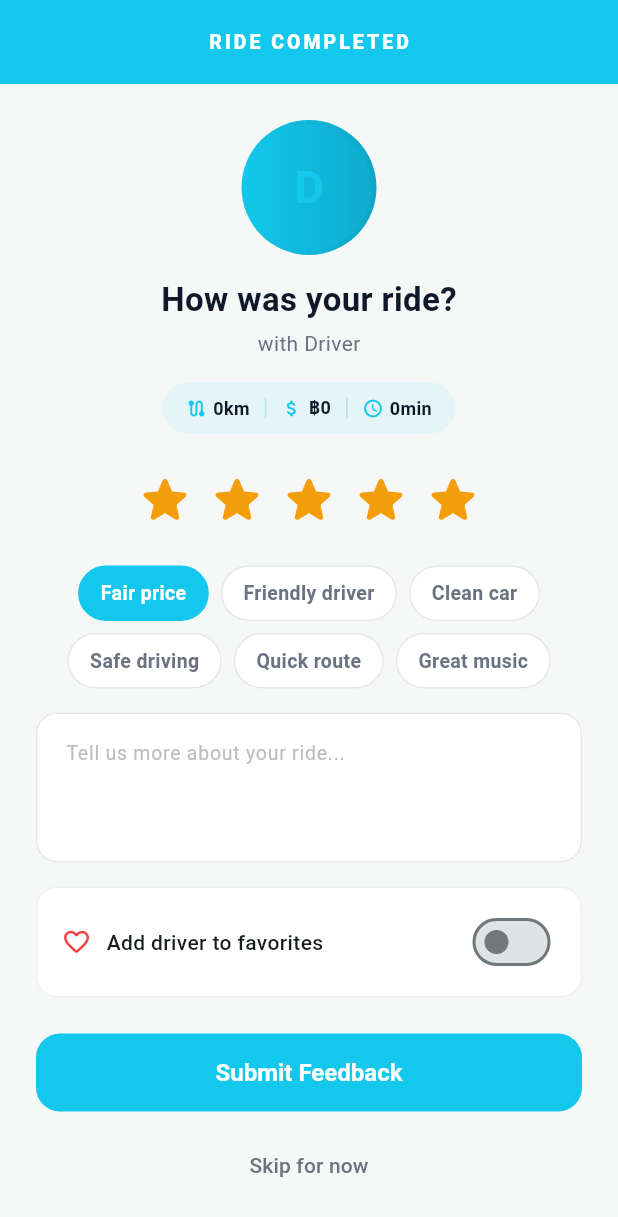
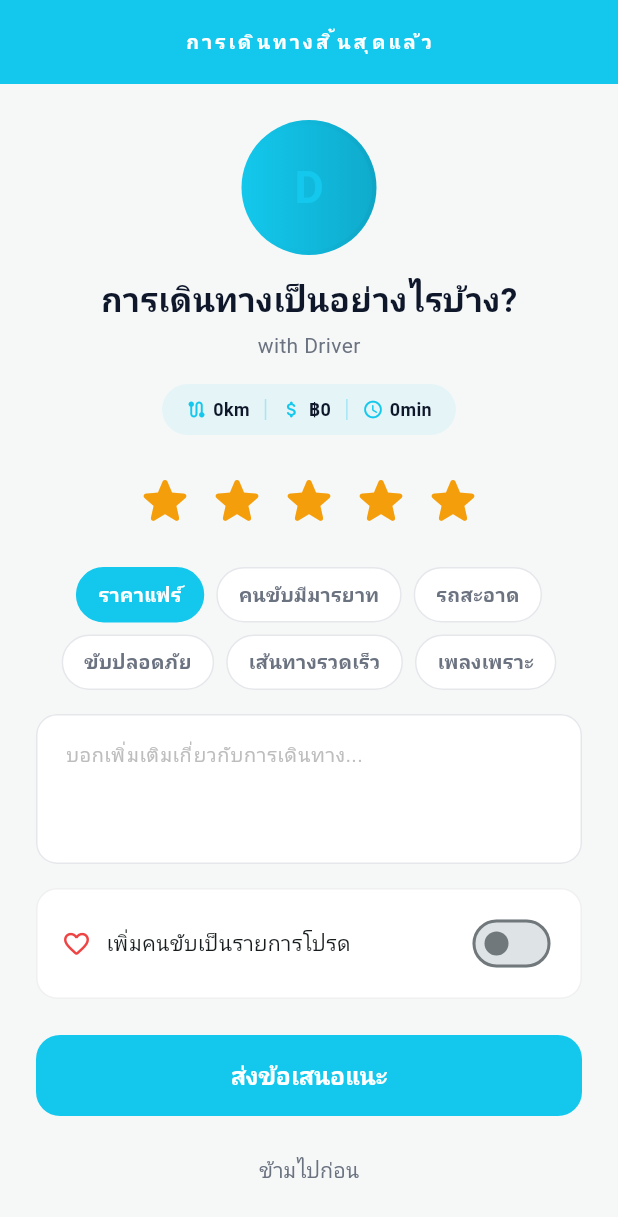
Before and after one commit to suppawitfuangnoi/fairgo, a Flutter app: the RatingScreen screen opened by its route, on a phone screen of 412 x 824 dp. Shown: the top 1217 px of the screen. Run offline on Flutter 3.47's test engine with Material 3 defaults, Android fonts, the phone set to English and light mode, and no system bars; our stand-ins replace geolocator, google_maps_flutter, shared_preferences, socket_io_client; accounts and stored records are empty; network calls fail; Roboto replaces fonts that are missing (Plus Jakarta Sans); statements that could not run were skipped.

Commit message:
fix: UX/UI review — CSS fixes, Thai translations, and payment math corrections
Admin Web:
- layout.tsx: add Material Symbols Outlined font (fixes broken icons on all new pages)
- trips/page.tsx: fix bg-background-light → bg-fairgo-bg, remove invalid scrollbar-hide class
- users/page.tsx: fix bg-background-light → bg-fairgo-bg

Customer Mobile:
- onboarding_screen.dart: fix ElevatedButton.icon with SizedBox.shrink → ElevatedButton with Row child
- ride_request_screen.dart: show 'ตำแหน่งของฉัน' instead of raw GPS coordinates
- home_screen.dart: translate all English text to Thai (nav labels, shortcuts, vehicle names, profile menu)
- matching_screen.dart: translate 'Finding drivers', 'Your offer', 'Accept'/'Decline' to Thai
- trip_active_screen.dart: translate status labels, 'Chat', 'Call Driver', marker titles to Thai
- trip_summary_screen.dart: fix payment math (85%-10%≠100%) — show agreed fare + transparent breakdown; translate to Thai
- rating_screen.dart: translate feedback chips, heading, and buttons to Thai

Co-Authored-By: Claude Sonnet 4.6 <noreply@anthropic.com>

```diff
--- a/apps/customer-mobile/lib/screens/rating_screen.dart
+++ b/apps/customer-mobile/lib/screens/rating_screen.dart
@@ -12,18 +12,18 @@ class RatingScreen extends StatefulWidget {
 
 class _RatingScreenState extends State<RatingScreen> {
   int _stars = 5;
-  final Set<String> _selectedChips = {'Fair price'};
+  final Set<String> _selectedChips = {'ราคาแฟร์'};
   final _commentController = TextEditingController();
   bool _addToFavorites = false;
   bool _submitting = false;
 
   final List<String> _chips = [
-    'Fair price',
-    'Friendly driver',
-    'Clean car',
-    'Safe driving',
-    'Quick route',
-    'Great music',
+    'ราคาแฟร์',
+    'คนขับมีมารยาท',
+    'รถสะอาด',
+    'ขับปลอดภัย',
+    'เส้นทางรวดเร็ว',
+    'เพลงเพราะ',
   ];
 
   @override
@@ -71,7 +71,7 @@ class _RatingScreenState extends State<RatingScreen> {
         backgroundColor: FairGoTheme.primaryCyan,
         elevation: 0,
         title: const Text(
-          'RIDE COMPLETED',
+          'การเดินทางสิ้นสุดแล้ว',
           style: TextStyle(
             fontSize: 13,
             fontWeight: FontWeight.w800,
@@ -114,7 +114,7 @@ class _RatingScreenState extends State<RatingScreen> {
 
             // "How was your ride?"
             const Text(
-              'How was your ride?',
+              'การเดินทางเป็นอย่างไรบ้าง?',
               style: TextStyle(
                 fontSize: 22,
                 fontWeight: FontWeight.bold,
@@ -226,7 +226,7 @@ class _RatingScreenState extends State<RatingScreen> {
               controller: _commentController,
               maxLines: 3,
               decoration: InputDecoration(
-                hintText: 'Tell us more about your ride...',
+                hintText: 'บอกเพิ่มเติมเกี่ยวกับการเดินทาง...',
                 hintStyle: const TextStyle(
                     fontSize: 13, color: Color(0xFFBDBDBD)),
                 filled: true,
@@ -262,7 +262,7 @@ class _RatingScreenState extends State<RatingScreen> {
                   const SizedBox(width: 10),
                   const Expanded(
                     child: Text(
-                      'Add driver to favorites',
+                      'เพิ่มคนขับเป็นรายการโปรด',
                       style: TextStyle(
                           fontSize: 14, fontWeight: FontWeight.w500),
                     ),
@@ -300,7 +300,7 @@ class _RatingScreenState extends State<RatingScreen> {
                         ),
                       )
                     : const Text(
-                        'Submit Feedback',
+                        'ส่งข้อเสนอแนะ',
                         style: TextStyle(
                             fontSize: 16, fontWeight: FontWeight.bold),
                       ),
@@ -311,7 +311,7 @@ class _RatingScreenState extends State<RatingScreen> {
               onPressed: () => Navigator.pushNamedAndRemoveUntil(
                   context, '/home', (route) => false),
               child: const Text(
-                'Skip for now',
+                'ข้ามไปก่อน',
                 style: TextStyle(color: FairGoTheme.textSecondary),
               ),
             ),
--- a/apps/customer-mobile/lib/screens/ride_request_screen.dart
+++ b/apps/customer-mobile/lib/screens/ride_request_screen.dart
@@ -53,8 +53,7 @@ class _RideRequestScreenState extends State<RideRequestScreen> {
       setState(() {
         _pickupLat = pos.latitude;
         _pickupLng = pos.longitude;
-        _pickupController.text =
-            '${pos.latitude.toStringAsFixed(4)}, ${pos.longitude.toStringAsFixed(4)}';
+        _pickupController.text = 'ตำแหน่งของฉัน';
         _loadingLocation = false;
       });
       _animateMap();
--- a/apps/customer-mobile/lib/screens/trip_active_screen.dart
+++ b/apps/customer-mobile/lib/screens/trip_active_screen.dart
@@ -40,7 +40,7 @@ class _TripActiveScreenState extends State<TripActiveScreen>
             Marker(
               markerId: const MarkerId('driver'),
               position: pos,
-              infoWindow: const InfoWindow(title: 'Driver'),
+              infoWindow: const InfoWindow(title: 'คนขับ'),
               icon: BitmapDescriptor.defaultMarkerWithHue(BitmapDescriptor.hueAzure),
             ),
           };
@@ -107,14 +107,14 @@ class _TripActiveScreenState extends State<TripActiveScreen>
                   Marker(
                     markerId: const MarkerId('pickup'),
                     position: LatLng(pickupLat, pickupLng),
-                    infoWindow: const InfoWindow(title: 'Pickup'),
+                    infoWindow: const InfoWindow(title: 'จุดรับ'),
                     icon: BitmapDescriptor.defaultMarkerWithHue(
                         BitmapDescriptor.hueCyan),
                   ),
                   Marker(
                     markerId: const MarkerId('dropoff'),
                     position: LatLng(dropoffLat, dropoffLng),
-                    infoWindow: const InfoWindow(title: 'Dropoff'),
+                    infoWindow: const InfoWindow(title: 'จุดส่ง'),
                     icon: BitmapDescriptor.defaultMarkerWithHue(
                         BitmapDescriptor.hueRed),
                   ),
@@ -234,7 +234,7 @@ class _TripActiveScreenState extends State<TripActiveScreen>
                               color: Colors.white, size: 16),
                           SizedBox(width: 6),
                           Text(
-                            'Driver is nearby!',
+                            'คนขับมาถึงแล้ว!',
                             style: TextStyle(
                               color: Colors.white,
                               fontSize: 13,
@@ -396,7 +396,7 @@ class _TripActiveScreenState extends State<TripActiveScreen>
                               onPressed: () {},
                               icon: const Icon(Icons.chat_bubble_rounded,
                                   size: 16),
-                              label: const Text('Chat'),
+                              label: const Text('แชท'),
                               style: OutlinedButton.styleFrom(
                                 foregroundColor: FairGoTheme.primaryCyan,
                                 side: BorderSide(
@@ -414,7 +414,7 @@ class _TripActiveScreenState extends State<TripActiveScreen>
                             child: ElevatedButton.icon(
                               onPressed: () {},
                               icon: const Icon(Icons.phone_rounded, size: 16),
-                              label: const Text('Call Driver'),
+                              label: const Text('โทรหาคนขับ'),
                               style: ElevatedButton.styleFrom(
                                 backgroundColor: FairGoTheme.primaryCyan,
                                 foregroundColor: Colors.white,
@@ -442,15 +442,15 @@ class _TripActiveScreenState extends State<TripActiveScreen>
   String _statusLabel(String status) {
     switch (status) {
       case 'DRIVER_ASSIGNED':
-        return 'Driver assigned · Arriving soon';
+        return 'คนขับได้รับงาน · กำลังมารับ';
       case 'DRIVER_EN_ROUTE':
-        return 'Arriving in ~5 mins';
+        return 'กำลังเดินทางมารับ ~5 นาที';
       case 'DRIVER_ARRIVED':
-        return 'Driver has arrived!';
+        return 'คนขับมาถึงแล้ว!';
       case 'PICKUP_CONFIRMED':
-        return 'Trip started';
+        return 'เริ่มการเดินทาง';
       case 'IN_PROGRESS':
-        return 'On the way to destination';
+        return 'กำลังเดินทางไปจุดหมาย';
       default:
         return status.replaceAll('_', ' ');
     }
```
Also changed, not shown: apps/customer-mobile/lib/screens/home_screen.dart (+26 -26 lines), apps/customer-mobile/lib/screens/matching_screen.dart (+13 -13 lines), apps/customer-mobile/lib/screens/onboarding_screen.dart (+12 -13 lines), apps/customer-mobile/lib/screens/trip_summary_screen.dart (+26 -21 lines), 3 other files.
